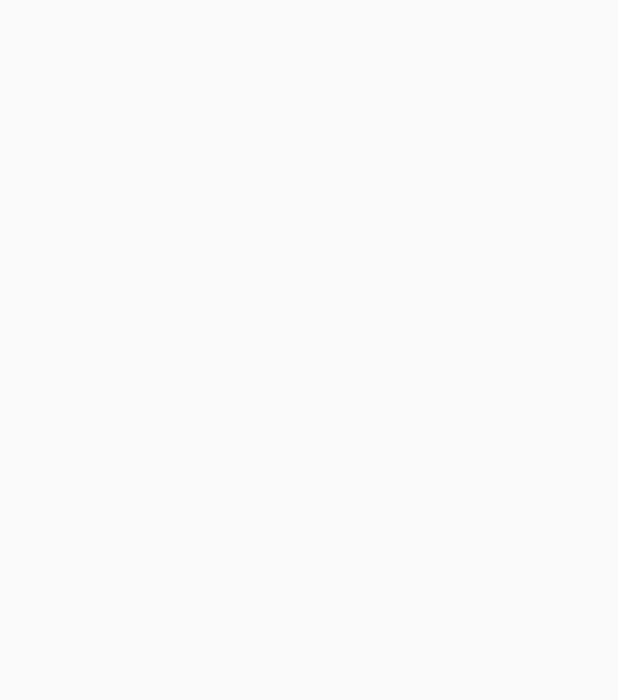
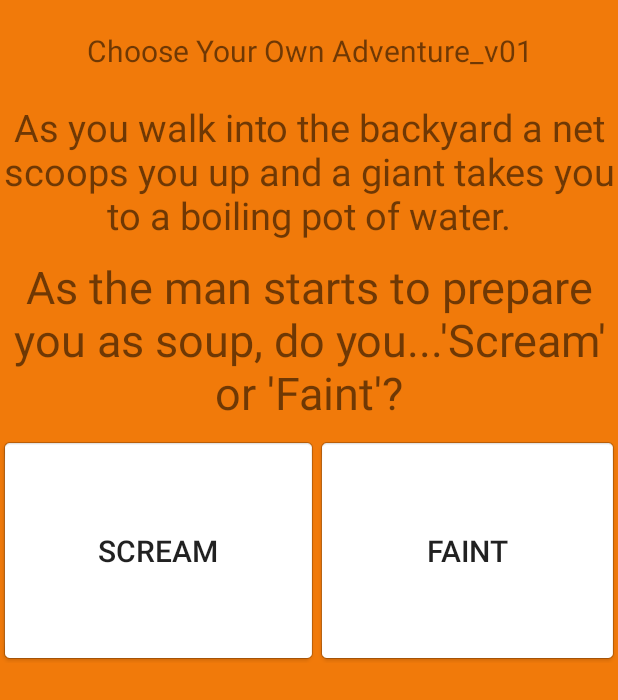
Before and after one commit to 91084706/AndroidStudioProjects, an Android app: the BackyardActivity screen opened directly, with no data from a screen before it, on a phone screen of 412 x 824 dp. Before the commit the part shown is empty. Shown: the top 700 px of the screen. Run offline under Robolectric (Android 15) with nearby library versions, the phone set to English and light mode, and no system bars.

Commit message:
continued Choose Your Own Adventure

```diff
--- a/ChooseYourOwnAdventure_v01/app/src/main/res/layout/activity_backyard.xml
+++ b/ChooseYourOwnAdventure_v01/app/src/main/res/layout/activity_backyard.xml
@@ -1,9 +1,75 @@
 <?xml version="1.0" encoding="utf-8"?>
-<android.support.constraint.ConstraintLayout xmlns:android="http://schemas.android.com/apk/res/android"
+<LinearLayout xmlns:android="http://schemas.android.com/apk/res/android"
     xmlns:app="http://schemas.android.com/apk/res-auto"
     xmlns:tools="http://schemas.android.com/tools"
     android:layout_width="match_parent"
     android:layout_height="match_parent"
+    android:background="?android:attr/colorFocusedHighlight"
+    android:orientation="vertical"
     tools:context="com.example.palmdigital.chooseyourownadventure_v01.BackyardActivity">
 
-</android.support.constraint.ConstraintLayout>
+    <Space
+        android:layout_width="match_parent"
+        android:layout_height="20dp" />
+
+    <TextView
+        android:id="@+id/tvTitleBackyard"
+        android:layout_width="match_parent"
+        android:layout_height="wrap_content"
+        android:text="Choose Your Own Adventure_v01"
+        android:textAlignment="center"
+        android:textSize="20sp" />
+
+    <Space
+        android:layout_width="match_parent"
+        android:layout_height="20dp" />
+
+    <TextView
+        android:id="@+id/tvStoryBackyard"
+        android:layout_width="match_parent"
+        android:layout_height="wrap_content"
+        android:text="As you walk into the backyard a net scoops you up and a giant takes you to a boiling pot of water."
+        android:textAlignment="center"
+        android:textSize="25sp" />
+
+    <Space
+        android:layout_width="match_parent"
+        android:layout_height="10dp" />
+
+    <TextView
+        android:id="@+id/tvQuestionBackyard"
+        android:layout_width="match_parent"
+        android:layout_height="wrap_content"
+        android:text="As the man starts to prepare you as soup, do you...'Scream' or 'Faint'?"
+        android:textAlignment="center"
+        android:textSize="30dp" />
+
+    <Space
+        android:layout_width="match_parent"
+        android:layout_height="10dp" />
+
+    <LinearLayout
+        android:layout_width="match_parent"
+        android:layout_height="wrap_content"
+        android:orientation="horizontal">
+
+        <Button
+            android:id="@+id/buttonLeft_Scream"
+            android:layout_width="wrap_content"
+            android:layout_height="150dp"
+            android:layout_weight="1"
+            android:background="@android:drawable/editbox_background_normal"
+            android:text="Scream"
+            android:textSize="20sp" />
+
+        <Button
+            android:id="@+id/buttonRight_Faint"
+            android:layout_width="wrap_content"
+            android:layout_height="150dp"
+            android:layout_weight="1"
+            android:background="@android:drawable/editbox_background_normal"
+            android:text="Faint"
+            android:textSize="20sp" />
+    </LinearLayout>
+
+</LinearLayout>
```
Also changed, not shown: ChooseYourOwnAdventure_v01/app/src/main/java/com/example/palmdigital/chooseyourownadventure_v01/ToiletActivity.java (+11 -1 lines), ChooseYourOwnAdventure_v01/app/src/main/res/layout/activity_explore.xml (+6 -2 lines), ChooseYourOwnAdventure_v01/app/src/main/res/layout/activity_main.xml (+6 -2 lines), ChooseYourOwnAdventure_v01/app/src/main/res/layout/activity_toilet.xml (+8 -4 lines).
